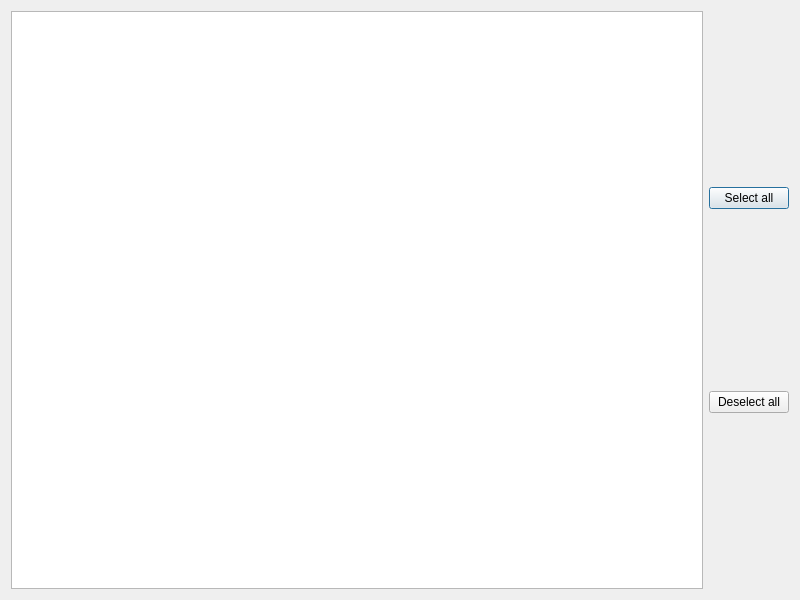
Before: the Qt Designer form ui/setdefaultsbyappdialog.ui in jlu5/appsel, drawn with Qt 5.
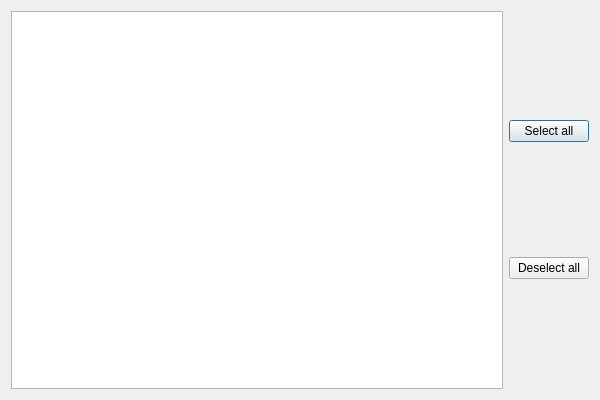
After: the same form once the commit is applied.

Commit message: Implement basic default toggling for defaults by app

Patch:
```diff
--- a/ui/setdefaultsbyappdialog.ui
+++ b/ui/setdefaultsbyappdialog.ui
@@ -6,8 +6,8 @@
    <rect>
     <x>0</x>
     <y>0</y>
-    <width>800</width>
-    <height>600</height>
+    <width>600</width>
+    <height>400</height>
    </rect>
   </property>
   <property name="windowTitle">
```
The commit also changes 2 other files.
